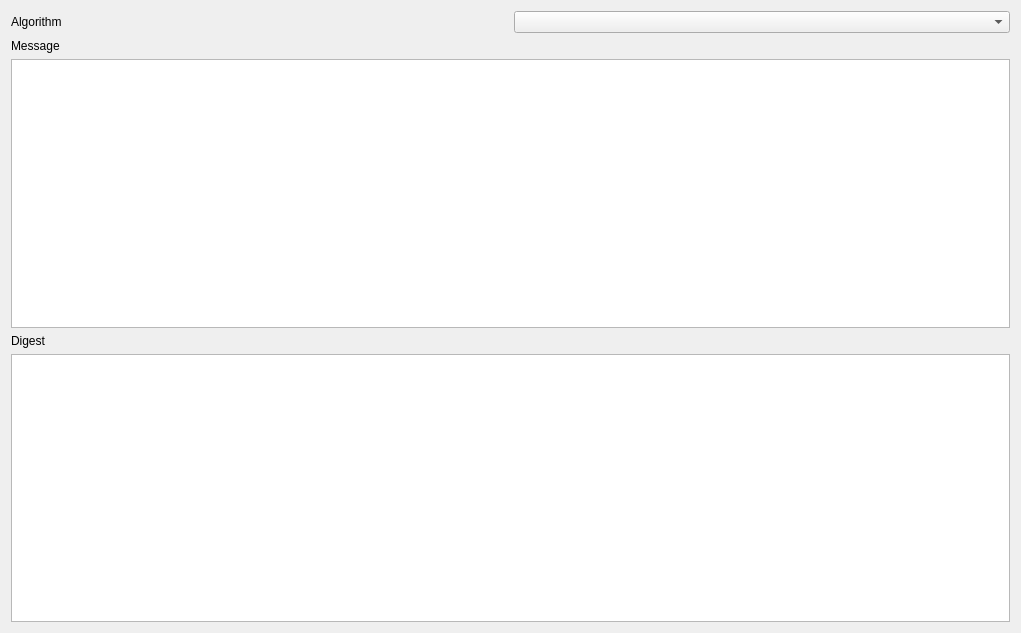
The window that pageHash.ui (GunwooYun/Crypttto) describes before a commit, drawn with Qt 5.
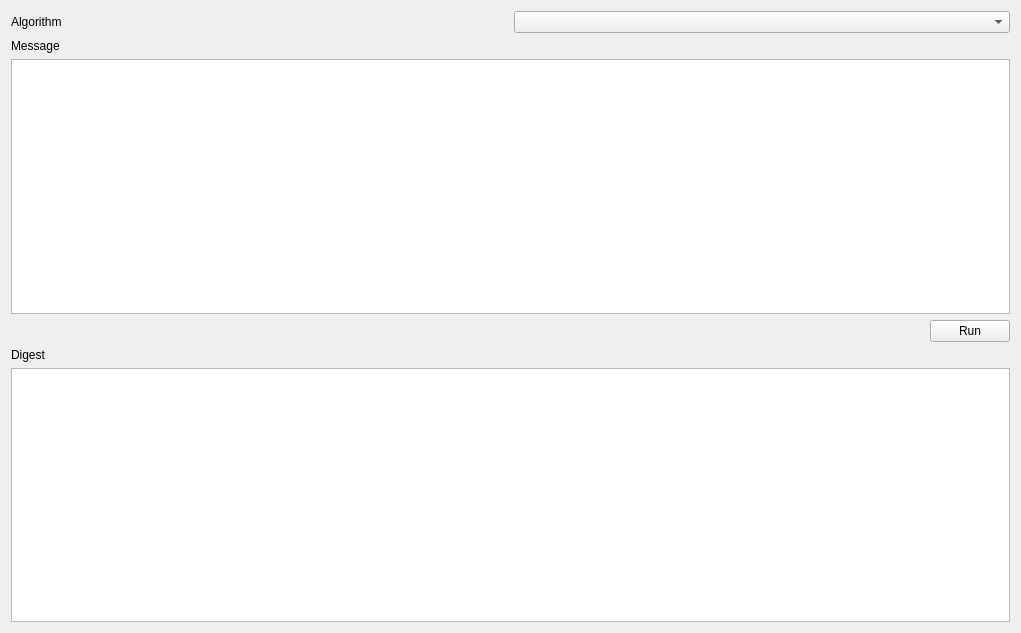
The same window after the commit.

Commit message: make pageHash UI and implemented combo box

Patch:
```diff
--- a/pageHash.ui
+++ b/pageHash.ui
@@ -42,6 +42,30 @@
      </item>
     </layout>
    </item>
+   <item>
+    <layout class="QHBoxLayout" name="horizontalLayout_2">
+     <item>
+      <spacer name="horizontalSpacer">
+       <property name="orientation">
+        <enum>Qt::Horizontal</enum>
+       </property>
+       <property name="sizeHint" stdset="0">
+        <size>
+         <width>40</width>
+         <height>20</height>
+        </size>
+       </property>
+      </spacer>
+     </item>
+     <item>
+      <widget class="QPushButton" name="btn_Run">
+       <property name="text">
+        <string>Run</string>
+       </property>
+      </widget>
+     </item>
+    </layout>
+   </item>
    <item>
     <layout class="QVBoxLayout" name="verticalLayout_2">
      <item>
```
The commit also changes 2 other files.
